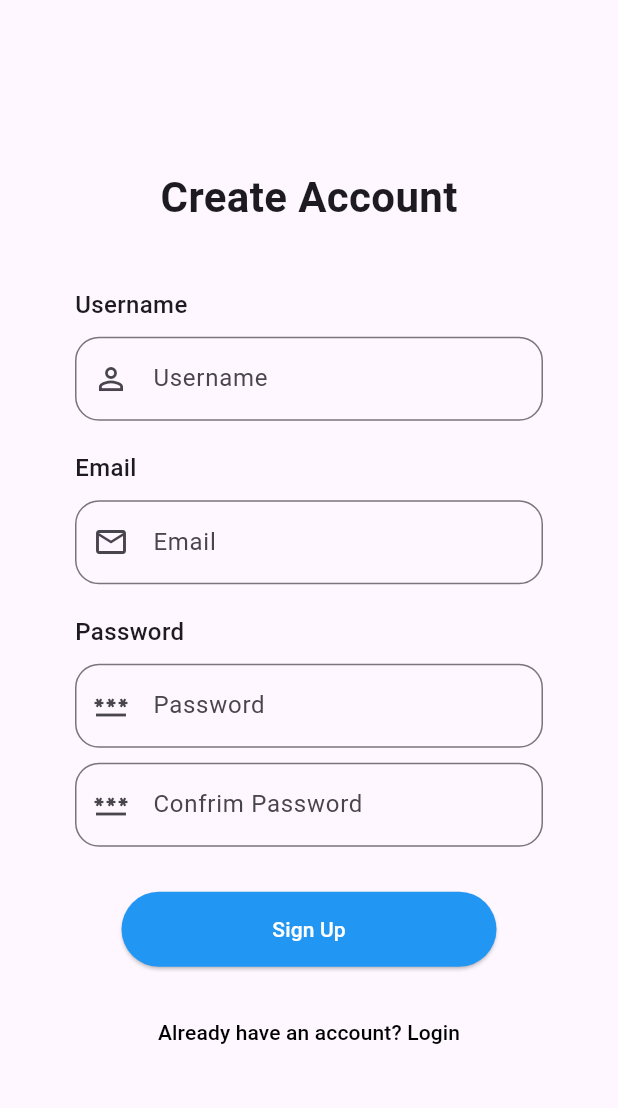
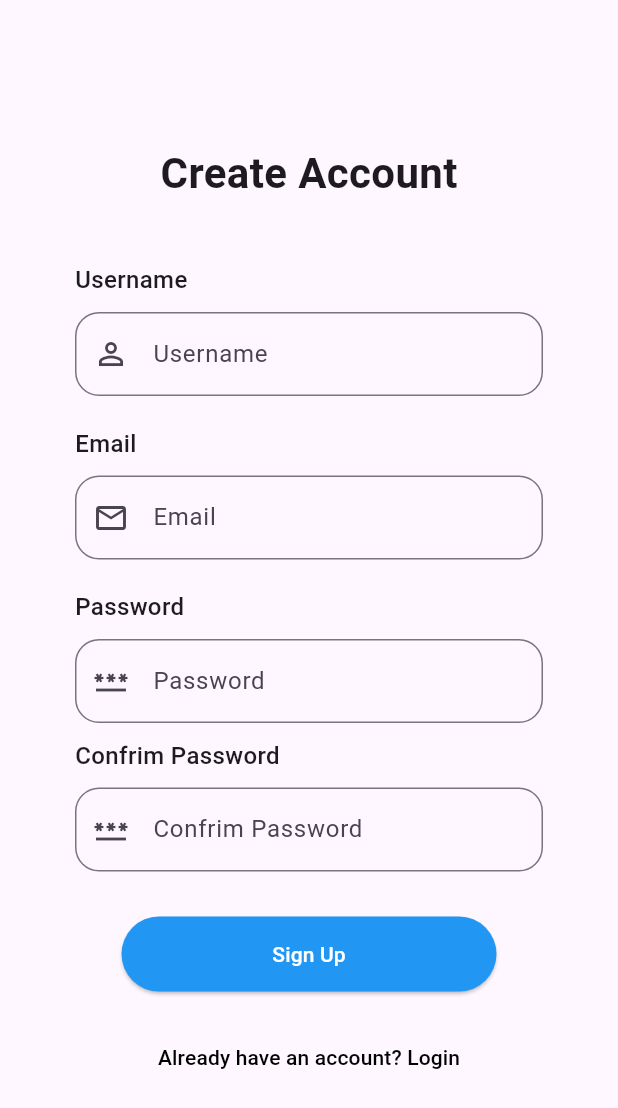
Before and after one commit to NAWAR-AL/task-manager, a Flutter app: the screen it shows after launch, on a phone screen of 412 x 824 dp. Shown: the top 1108 px of the screen. Run offline on Flutter 3.47's test engine with Material 3 defaults, Android fonts, the phone set to English and light mode, and no system bars; our stand-ins replace bloc, dio, flutter_bloc, gap, get_it, hive and 2 more; accounts and stored records are empty.

Commit message:
project update

```diff
--- a/lib/core/features/auth/presentation/cubit/register_cubit.dart
+++ b/lib/core/features/auth/presentation/cubit/register_cubit.dart
@@ -3,6 +3,7 @@ import 'package:flutter_bloc/flutter_bloc.dart';
 import 'package:task_manager/core/features/auth/domain/usecases/register_usecases.dart';
 import '../../domain/entities/register.dart';
 import 'register_state.dart';
+import 'package:dio/dio.dart';
 
 
 class RegisterCubit extends Cubit<RegisterState> {
--- a/lib/core/features/auth/presentation/pages/register_page.dart
+++ b/lib/core/features/auth/presentation/pages/register_page.dart
@@ -15,14 +15,14 @@ class RegisterPage extends StatefulWidget {
 }
 
 class _RegisterPageState extends State<RegisterPage> {
-  final userNameController = TextEditingController();
+  final nameController = TextEditingController();
   final emailController = TextEditingController();
   final passwordController = TextEditingController();
   final password_confirmation = TextEditingController();
 
   @override
   void dispose() {
-    userNameController.dispose();
+    nameController.dispose();
     emailController.dispose();
     passwordController.dispose();
     super.dispose();
@@ -34,6 +34,10 @@ class _RegisterPageState extends State<RegisterPage> {
       listener: (context, state) {
         // Register Success
         if (state is RegisterSuccess) {
+          // Navigator.pushReplacement(
+          //   context,
+          //   MaterialPageRoute(builder: (_) => LoginPage()),
+          // );
           ScaffoldMessenger.of(context).showSnackBar(
             SnackBar(
               content: const Text("User registered successfully"),
@@ -101,7 +105,7 @@ class _RegisterPageState extends State<RegisterPage> {
                     const Gap(10),
 
                     TextField(
-                      controller: userNameController,
+                      controller: nameController,
                       decoration: InputDecoration(
                         floatingLabelBehavior: FloatingLabelBehavior.never,
 
@@ -171,7 +175,7 @@ class _RegisterPageState extends State<RegisterPage> {
                     // --------------------------------
                     // Password
                     // --------------------------------
-                    const Align(
+                    Align(
                       alignment: Alignment.centerLeft,
                       child: Text(
                         "Password",
@@ -182,7 +186,7 @@ class _RegisterPageState extends State<RegisterPage> {
                       ),
                     ),
 
-                    const Gap(10),
+                    Gap(10),
 
                     TextField(
                       controller: passwordController,
@@ -210,8 +214,20 @@ class _RegisterPageState extends State<RegisterPage> {
                     ),
                     const Gap(10),
 
+                    Align(
+                      alignment: Alignment.centerLeft,
+                      child: Text(
+                        "Confrim Password",
+                        style: TextStyle(
+                          fontSize: 16,
+                          fontWeight: FontWeight.w500,
+                        ),
+                      ),
+                    ),
+                    Gap(10),
+
                     TextField(
-                      controller: passwordController,
+                      controller: password_confirmation,
                       obscureText: true,
 
                       decoration: InputDecoration(
@@ -255,7 +271,7 @@ class _RegisterPageState extends State<RegisterPage> {
                             ? null
                             : () {
                                 final user = Register(
-                                  userNameController.text,
+                                  nameController.text,
                                   emailController.text,
                                   passwordController.text,
                                   password_confirmation.text,
--- a/lib/core/features/project_management/presentation/pages/create_project_page.dart
+++ b/lib/core/features/project_management/presentation/pages/create_project_page.dart
@@ -3,7 +3,6 @@ import 'package:flutter_bloc/flutter_bloc.dart';
 import 'package:gap/gap.dart';
 import 'package:task_manager/core/features/app_widgets/drawer.dart';
 import 'package:task_manager/core/features/project_management/data/models/project_model.dart';
-import 'package:task_manager/core/features/project_management/domain/entities/project.dart';
 import 'package:task_manager/core/features/project_management/presentation/cubit/project_cubit.dart';
 
 import 'package:task_manager/core/permission/role.dart';
--- a/lib/core/features/project_management/presentation/pages/projects_page.dart
+++ b/lib/core/features/project_management/presentation/pages/projects_page.dart
@@ -2,7 +2,6 @@ import 'package:flutter/material.dart';
 import 'package:flutter_bloc/flutter_bloc.dart';
 import 'package:task_manager/core/features/project_management/domain/entities/project.dart';
 import 'package:task_manager/core/features/project_management/presentation/cubit/project_cubit.dart';
-import '../cubit/project_cubit.dart';
 import 'package:task_manager/core/features/project_management/presentation/cubit/projects_state.dart';
 import 'package:task_manager/core/features/project_management/presentation/pages/create_project_page.dart';
 import 'package:task_manager/core/features/project_management/presentation/pages/project_details_page.dart';
```
Also changed, not shown: lib/core/features/auth/data/datasources/register_remote_data_source.dart (+14 -6 lines).
